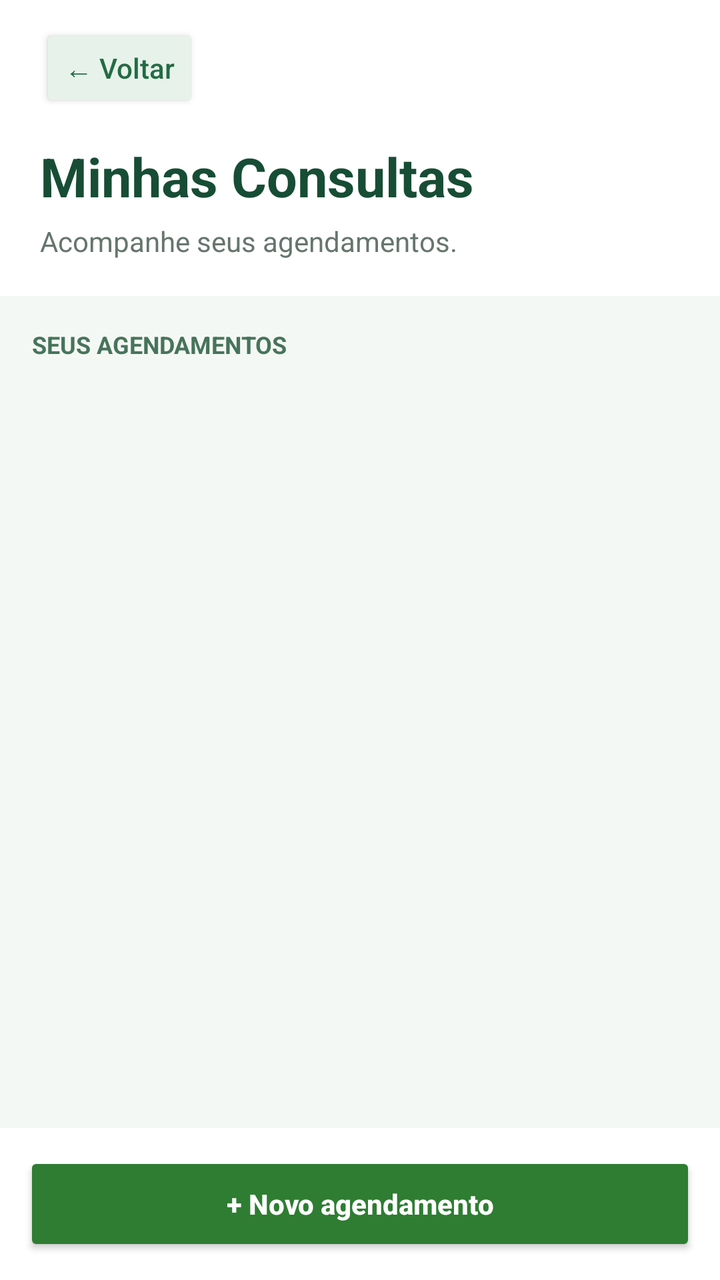
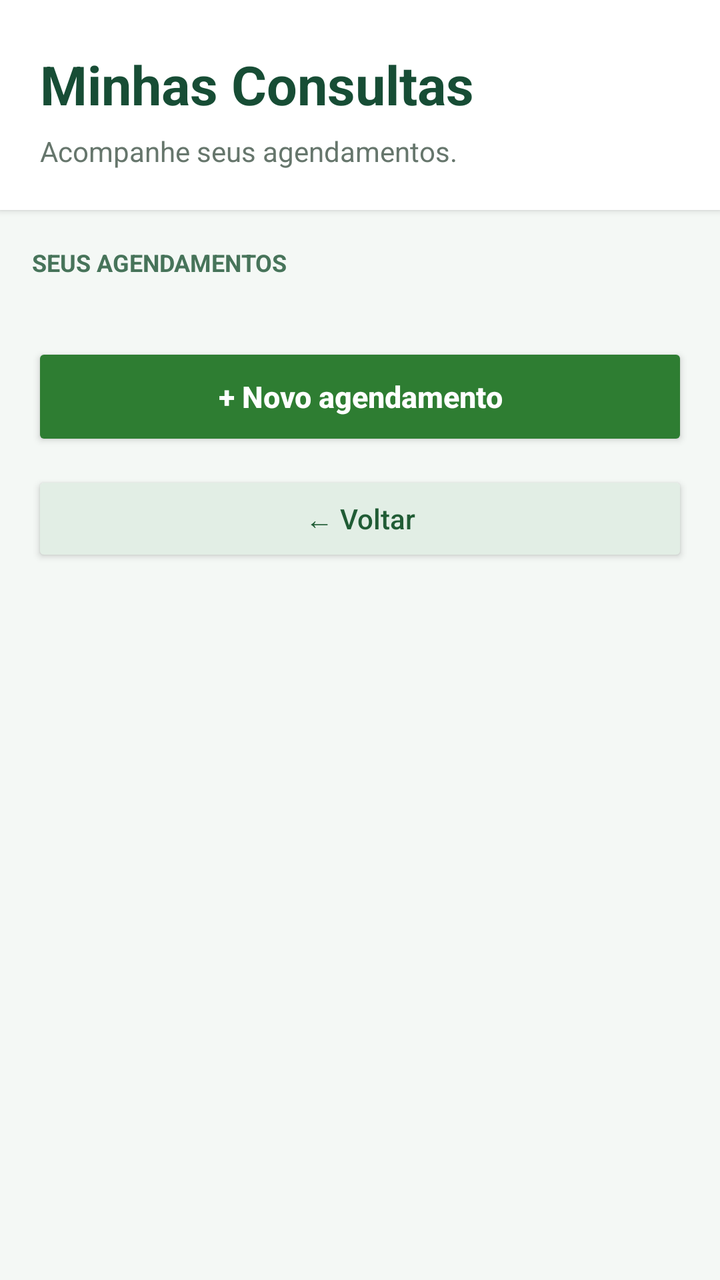

Before-and-after screenshots of an Android layout around one commit, followed by the original layout XML and the change that was made.
<!-- AndroidManifest.xml: application theme Theme.AppCompat.Light.DarkActionBar -->
<!-- res/layout/activity_lista_consultas.xml -->
<?xml version="1.0" encoding="utf-8"?>
<RelativeLayout xmlns:android="http://schemas.android.com/apk/res/android"
    xmlns:app="http://schemas.android.com/apk/res-auto"
    android:layout_width="match_parent"
    android:layout_height="match_parent"
    android:background="#F4F8F5">

    <LinearLayout
        android:id="@+id/headerLista"
        android:layout_width="match_parent"
        android:layout_height="wrap_content"
        android:orientation="vertical"
        android:paddingStart="20dp"
        android:paddingTop="12dp"
        android:paddingEnd="20dp"
        android:paddingBottom="18dp"
        android:background="#FFFFFF">

        <Button
            android:id="@+id/btnVoltarLista"
            android:layout_width="wrap_content"
            android:layout_height="44dp"
            android:minWidth="0dp"
            android:minHeight="0dp"
            android:text="&#8592; Voltar"
            android:textAllCaps="false"
            android:textColor="#246B45"
            android:backgroundTint="#E7F2EA"
            android:elevation="0dp" />

        <TextView
            android:layout_width="match_parent"
            android:layout_height="wrap_content"
            android:layout_marginTop="14dp"
            android:text="Minhas Consultas"
            android:textColor="#174D35"
            android:textSize="27sp"
            android:textStyle="bold" />

        <TextView
            android:layout_width="match_parent"
            android:layout_height="wrap_content"
            android:layout_marginTop="5dp"
            android:text="Acompanhe seus agendamentos."
            android:textColor="#66766C"
            android:textSize="14sp" />

    </LinearLayout>

    <ScrollView
        android:id="@+id/scrollListaConsultas"
        android:layout_width="match_parent"
        android:layout_height="match_parent"
        android:layout_below="@id/headerLista"
        android:layout_above="@id/rodapeLista"
        android:fillViewport="true"
        android:paddingStart="16dp"
        android:paddingTop="16dp"
        android:paddingEnd="16dp"
        android:paddingBottom="16dp">

        <LinearLayout
            android:layout_width="match_parent"
            android:layout_height="wrap_content"
            android:orientation="vertical">

            <TextView
                android:layout_width="match_parent"
                android:layout_height="wrap_content"
                android:text="SEUS AGENDAMENTOS"
                android:textColor="#47745A"
                android:textSize="12sp"
                android:textStyle="bold"
                android:layout_marginBottom="8dp" />

            <LinearLayout
                android:id="@+id/containerConsultas"
                android:layout_width="match_parent"
                android:layout_height="wrap_content"
                android:orientation="vertical" />

            <LinearLayout
                android:id="@+id/layoutSemConsultas"
                android:layout_width="match_parent"
                android:layout_height="wrap_content"
                android:orientation="vertical"
                android:gravity="center"
                android:padding="28dp"
                android:layout_marginTop="8dp"
                android:background="#FFFFFF"
                android:visibility="gone">

                <TextView
                    android:layout_width="wrap_content"
                    android:layout_height="wrap_content"
                    android:text="&#10003;"
                    android:textColor="#2E7D32"
                    android:textSize="36sp"
                    android:textStyle="bold" />

                <TextView
                    android:layout_width="match_parent"
                    android:layout_height="wrap_content"
                    android:layout_marginTop="12dp"
                    android:gravity="center"
                    android:text="Nenhuma consulta encontrada"
                    android:textColor="#174D35"
                    android:textSize="18sp"
                    android:textStyle="bold" />

                <TextView
                    android:layout_width="match_parent"
                    android:layout_height="wrap_content"
                    android:layout_marginTop="8dp"
                    android:gravity="center"
                    android:text="Seus agendamentos aparecerão aqui."
                    android:textColor="#66766C"
                    android:textSize="14sp" />

            </LinearLayout>

        </LinearLayout>
    </ScrollView>

    <LinearLayout
        android:id="@+id/rodapeLista"
        android:layout_width="match_parent"
        android:layout_height="wrap_content"
        android:layout_alignParentBottom="true"
        android:orientation="vertical"
        android:gravity="center"
        android:padding="12dp"
        android:background="#FFFFFF">

        <Button
            android:id="@+id/btnNovoAgendamento"
            android:layout_width="match_parent"
            android:layout_height="52dp"
            android:text="+ Novo agendamento"
            android:textAllCaps="false"
            android:textColor="#FFFFFF"
            android:textStyle="bold"
            android:backgroundTint="#2E7D32" />

    </LinearLayout>

</RelativeLayout>
<!-- resources referenced by this layout -->
<resources>

</resources>

<!-- the commit's change to res/layout/activity_lista_consultas.xml (unified diff, before → after) -->
@@ -1,6 +1,5 @@
 <?xml version="1.0" encoding="utf-8"?>
 <RelativeLayout xmlns:android="http://schemas.android.com/apk/res/android"
-    xmlns:app="http://schemas.android.com/apk/res-auto"
     android:layout_width="match_parent"
     android:layout_height="match_parent"
     android:background="#F4F8F5">
@@ -9,29 +8,17 @@
         android:id="@+id/headerLista"
         android:layout_width="match_parent"
         android:layout_height="wrap_content"
+        android:background="#FFFFFF"
+        android:elevation="2dp"
         android:orientation="vertical"
         android:paddingStart="20dp"
-        android:paddingTop="12dp"
+        android:paddingTop="24dp"
         android:paddingEnd="20dp"
-        android:paddingBottom="18dp"
-        android:background="#FFFFFF">
-
-        <Button
-            android:id="@+id/btnVoltarLista"
-            android:layout_width="wrap_content"
-            android:layout_height="44dp"
-            android:minWidth="0dp"
-            android:minHeight="0dp"
-            android:text="&#8592; Voltar"
-            android:textAllCaps="false"
-            android:textColor="#246B45"
-            android:backgroundTint="#E7F2EA"
-            android:elevation="0dp" />
+        android:paddingBottom="20dp">
 
         <TextView
             android:layout_width="match_parent"
             android:layout_height="wrap_content"
-            android:layout_marginTop="14dp"
             android:text="Minhas Consultas"
             android:textColor="#174D35"
             android:textSize="27sp"
@@ -40,7 +27,7 @@
         <TextView
             android:layout_width="match_parent"
             android:layout_height="wrap_content"
-            android:layout_marginTop="5dp"
+            android:layout_marginTop="6dp"
             android:text="Acompanhe seus agendamentos."
             android:textColor="#66766C"
             android:textSize="14sp" />
@@ -52,12 +39,13 @@
         android:layout_width="match_parent"
         android:layout_height="match_parent"
         android:layout_below="@id/headerLista"
-        android:layout_above="@id/rodapeLista"
         android:fillViewport="true"
+        android:clipToPadding="false"
         android:paddingStart="16dp"
-        android:paddingTop="16dp"
+        android:paddingTop="18dp"
         android:paddingEnd="16dp"
-        android:paddingBottom="16dp">
+        android:paddingBottom="20dp"
+        android:scrollbars="vertical">
 
         <LinearLayout
             android:layout_width="match_parent"
@@ -67,11 +55,11 @@
             <TextView
                 android:layout_width="match_parent"
                 android:layout_height="wrap_content"
+                android:layout_marginBottom="12dp"
                 android:text="SEUS AGENDAMENTOS"
                 android:textColor="#47745A"
                 android:textSize="12sp"
-                android:textStyle="bold"
-                android:layout_marginBottom="8dp" />
+                android:textStyle="bold" />
 
             <LinearLayout
                 android:id="@+id/containerConsultas"
@@ -83,17 +71,18 @@
                 android:id="@+id/layoutSemConsultas"
                 android:layout_width="match_parent"
                 android:layout_height="wrap_content"
-                android:orientation="vertical"
-                android:gravity="center"
-                android:padding="28dp"
                 android:layout_marginTop="8dp"
                 android:background="#FFFFFF"
+                android:elevation="2dp"
+                android:gravity="center"
+                android:orientation="vertical"
+                android:padding="28dp"
                 android:visibility="gone">
 
                 <TextView
                     android:layout_width="wrap_content"
                     android:layout_height="wrap_content"
-                    android:text="&#10003;"
+                    android:text="✓"
                     android:textColor="#2E7D32"
                     android:textSize="36sp"
                     android:textStyle="bold" />
@@ -119,29 +108,41 @@
 
             </LinearLayout>
 
+            <LinearLayout
+                android:id="@+id/rodapeLista"
+                android:layout_width="match_parent"
+                android:layout_height="wrap_content"
+                android:layout_marginTop="20dp"
+                android:gravity="center"
+                android:orientation="vertical"
+                android:paddingBottom="8dp">
+
+                <Button
+                    android:id="@+id/btnNovoAgendamento"
+                    android:layout_width="match_parent"
+                    android:layout_height="54dp"
+                    android:backgroundTint="#2E7D32"
+                    android:text="+ Novo agendamento"
+                    android:textAllCaps="false"
+                    android:textColor="#FFFFFF"
+                    android:textSize="15sp"
+                    android:textStyle="bold" />
+
+                <Button
+                    android:id="@+id/btnVoltarLista"
+                    android:layout_width="match_parent"
+                    android:layout_height="48dp"
+                    android:layout_marginTop="10dp"
+                    android:backgroundTint="#E2EEE5"
+                    android:elevation="0dp"
+                    android:text="← Voltar"
+                    android:textAllCaps="false"
+                    android:textColor="#205C35"
+                    android:textSize="14sp" />
+
+            </LinearLayout>
+
         </LinearLayout>
     </ScrollView>
 
-    <LinearLayout
-        android:id="@+id/rodapeLista"
-        android:layout_width="match_parent"
-        android:layout_height="wrap_content"
-        android:layout_alignParentBottom="true"
-        android:orientation="vertical"
-        android:gravity="center"
-        android:padding="12dp"
-        android:background="#FFFFFF">
-
-        <Button
-            android:id="@+id/btnNovoAgendamento"
-            android:layout_width="match_parent"
-            android:layout_height="52dp"
-            android:text="+ Novo agendamento"
-            android:textAllCaps="false"
-            android:textColor="#FFFFFF"
-            android:textStyle="bold"
-            android:backgroundTint="#2E7D32" />
-
-    </LinearLayout>
-
 </RelativeLayout>
